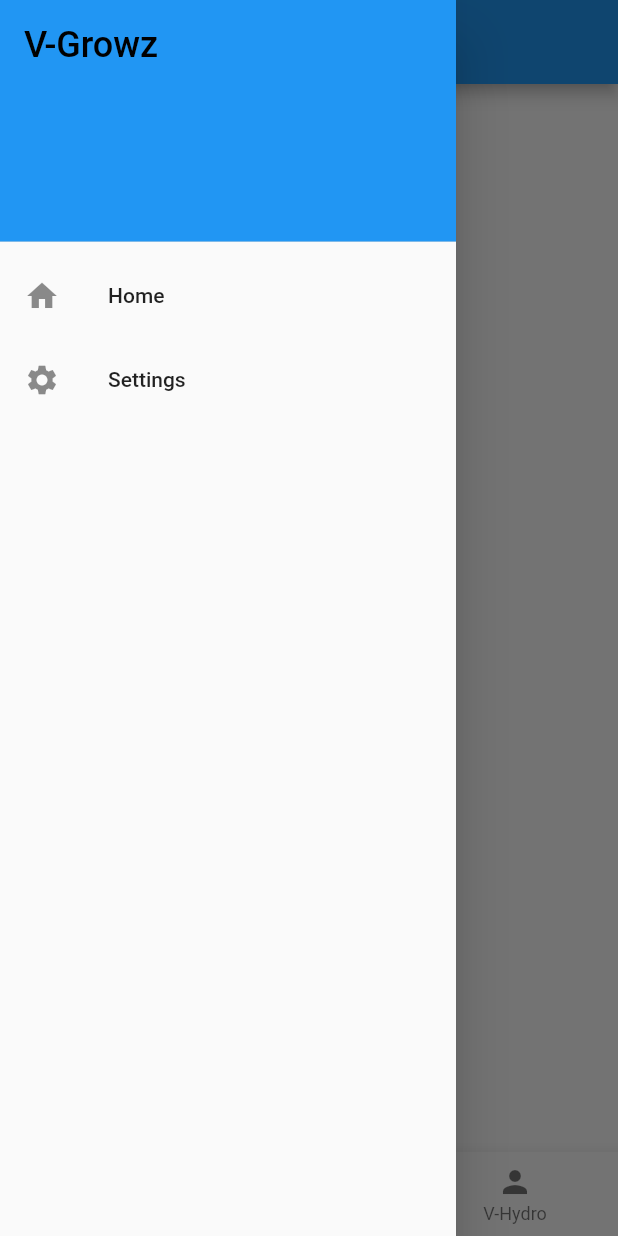
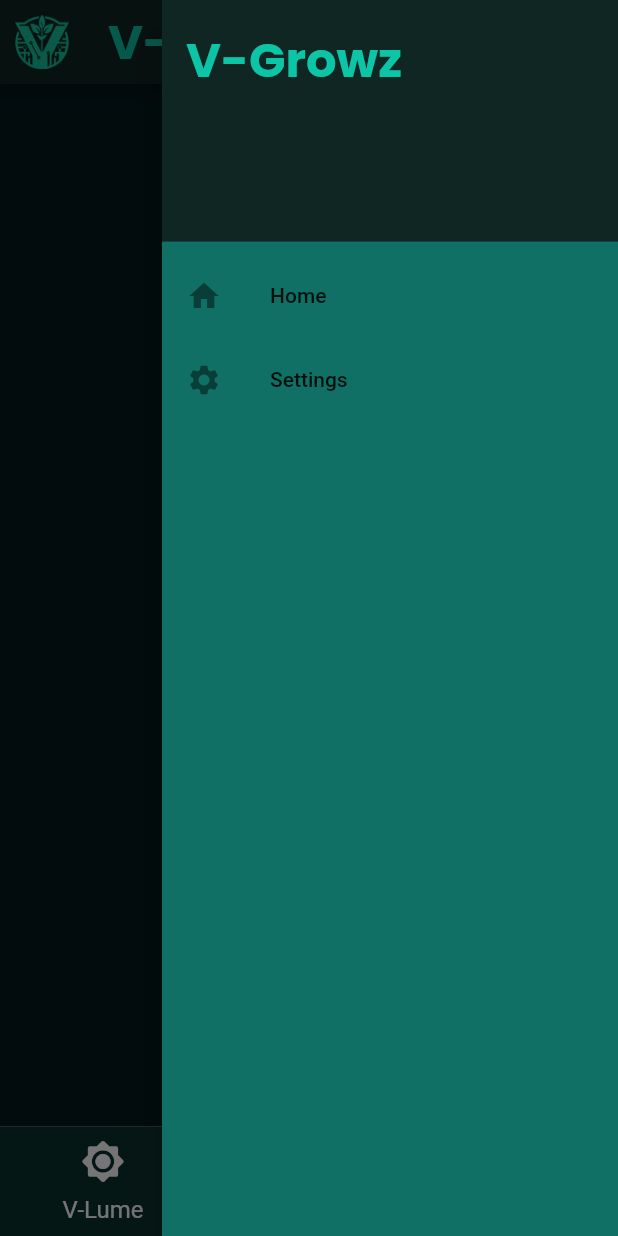
Before and after one commit to WidiAtmaja/vgrowz-p2mw, a Flutter app: the screen it shows after launch, with the side drawer open, on a phone screen of 412 x 824 dp. Run offline on Flutter 3.47's test engine with Material 2 defaults, Android fonts, the light colour scheme and no system bars; our stand-ins replace google_fonts.

Commit message:
Color and Theme

```diff
--- a/lib/components/drawer.dart
+++ b/lib/components/drawer.dart
@@ -1,22 +1,21 @@
 import 'package:flutter/material.dart';
+import 'package:vgrowz/utils/utils.dart';
 
 class DrawerDetail extends StatelessWidget {
   @override
   Widget build(BuildContext context) {
     return Drawer(
+      backgroundColor: AppColors.drawer,
       child: ListView(
         padding: EdgeInsets.zero,
         children: <Widget>[
           DrawerHeader(
             decoration: BoxDecoration(
-              color: Colors.blue,
+              color: AppColors.secondary,
             ),
             child: Text(
               'V-Growz',
-              style: TextStyle(
-                color: Colors.black,
-                fontSize: 24,
-              ),
+              style: TextStyles.heading1,
             ),
           ),
           ListTile(
--- a/lib/homepage.dart
+++ b/lib/homepage.dart
@@ -1,5 +1,6 @@
 import 'package:flutter/material.dart';
 import 'package:vgrowz/components/drawer.dart';
+import 'package:vgrowz/utils/utils.dart';
 import 'screens/vflow.dart';
 import 'screens/vhydro.dart';
 import 'screens/vlume.dart';
@@ -23,9 +24,22 @@ class _HomepageState extends State<Homepage> {
   Widget build(BuildContext context) {
     return Scaffold(
       appBar: AppBar(
-        title: Text('V-Growz'),
+        backgroundColor: AppColors.secondary,
+        iconTheme: IconThemeData(size: 40, color: AppColors.drawerIcon),
+        leading: Padding(
+          padding: const EdgeInsets.all(10.0),
+          child: Image.asset(
+            'assets/images/logo_vgrowz_putih.png',
+            height: 20,
+            width: 20,
+          ),
+        ),
+        title: Text(
+          'V-Growz',
+          style: TextStyles.heading1,
+        ),
       ),
-      drawer: DrawerDetail(),
+      endDrawer: DrawerDetail(),
       body: Center(
         child: body[_curentIndex],
       ),
@@ -36,10 +50,44 @@ class _HomepageState extends State<Homepage> {
             _curentIndex = newIndex;
           });
         },
+        iconSize: 30.0, // ukuran ikon
+        selectedFontSize: 16.0, // ukuran font label yang dipilih
+        unselectedFontSize: 14.0,
+        backgroundColor: AppColors.tertiary,
+        selectedItemColor: AppColors.white,
+        unselectedItemColor:
+            IconColors.primary, // ukuran font label yang tidak dipilih
         items: const [
-          BottomNavigationBarItem(label: 'V-Lume', icon: Icon(Icons.home)),
-          BottomNavigationBarItem(label: 'V-Flow', icon: Icon(Icons.menu)),
-          BottomNavigationBarItem(label: 'V-Hydro', icon: Icon(Icons.person)),
+          BottomNavigationBarItem(
+            label: 'V-Lume',
+            icon: Padding(
+              padding:
+                  EdgeInsets.only(bottom: 8.0), // Adjust the padding as needed
+              child: Icon(
+                Icons.brightness_7_rounded,
+              ),
+            ),
+          ),
+          BottomNavigationBarItem(
+            label: 'V-Flow',
+            icon: Padding(
+              padding:
+                  EdgeInsets.only(bottom: 8.0), // Adjust the padding as needed
+              child: Icon(
+                Icons.water_drop,
+              ),
+            ),
+          ),
+          BottomNavigationBarItem(
+            label: 'V-Hydro',
+            icon: Padding(
+              padding:
+                  EdgeInsets.only(bottom: 8.0), // Adjust the padding as needed
+              child: Icon(
+                Icons.water_sharp,
+              ),
+            ),
+          ),
         ],
       ),
     );
--- a/lib/screens/vflow.dart
+++ b/lib/screens/vflow.dart
@@ -1,6 +1,7 @@
 import 'package:flutter/material.dart';
 import 'package:provider/provider.dart';
 import '../providers/waterflowprovider.dart';
+import 'package:vgrowz/utils/utils.dart';
 
 class Vflow extends StatelessWidget {
   const Vflow({super.key});
@@ -10,10 +11,7 @@ class Vflow extends StatelessWidget {
     final waterFlowProvider = Provider.of<WaterFlowProvider>(context);
 
     return Scaffold(
-      appBar: AppBar(
-        title: const Text('Vflow Control'),
-        backgroundColor: Colors.blueAccent,
-      ),
+      backgroundColor: AppColors.primary,
       body: Padding(
         padding: const EdgeInsets.all(16.0),
         child: Column(
--- a/lib/screens/vhydro.dart
+++ b/lib/screens/vhydro.dart
@@ -1,4 +1,5 @@
 import 'package:flutter/material.dart';
+import 'package:vgrowz/utils/utils.dart';
 
 class Vhydro extends StatefulWidget {
   const Vhydro({super.key});
@@ -11,6 +12,7 @@ class _VhydroState extends State<Vhydro> {
   @override
   Widget build(BuildContext context) {
     return Scaffold(
+      backgroundColor: AppColors.primary,
       body: Center(
         child: Text('Ini vhydro'),
       ),
--- a/lib/screens/vlume.dart
+++ b/lib/screens/vlume.dart
@@ -1,4 +1,5 @@
 import 'package:flutter/material.dart';
+import 'package:vgrowz/utils/utils.dart';
 
 class Vlume extends StatefulWidget {
   const Vlume({super.key});
@@ -12,6 +13,7 @@ class _VlumeState extends State<Vlume> {
   @override
   Widget build(BuildContext context) {
     return Scaffold(
+      backgroundColor: AppColors.primary,
       body: Center(
         child: Text('Ini Vlume'),
       ),
--- /dev/null
+++ b/lib/utils/utils.dart
@@ -0,0 +1,40 @@
+import 'package:flutter/material.dart';
+import 'package:google_fonts/google_fonts.dart';
+
+class AppColors {
+  static const Color primary = Color.fromARGB(255, 5, 26, 29);
+  static const Color secondary = Color.fromARGB(255, 15, 38, 35);
+  static const Color tertiary = Color.fromARGB(255, 10, 51, 46);
+  static const Color drawer = Color.fromARGB(255, 17, 112, 101);
+  static const Color drawerIcon = Color.fromARGB(255, 23, 163, 107);
+  static const Color white = Color.fromARGB(255, 255, 255, 255);
+}
+
+class IconColors {
+  static const Color primary = Color.fromARGB(255, 12, 197, 166);
+}
+
+class TextColor {
+  static const Color primary = Color.fromARGB(255, 78, 222, 174);
+  static const Color secondary = Color.fromARGB(255, 49, 139, 153);
+}
+
+class TextStyles {
+  static final TextStyle heading1 = GoogleFonts.poppins(
+    fontSize: 32,
+    fontWeight: FontWeight.bold,
+    color: Color.fromARGB(255, 12, 197, 166),
+  );
+
+  static final TextStyle heading2 = GoogleFonts.poppins(
+    fontSize: 28,
+    fontWeight: FontWeight.bold,
+    color: TextColor.secondary,
+  );
+
+  static final TextStyle body = GoogleFonts.poppins(
+    fontSize: 16,
+    fontWeight: FontWeight.normal,
+    color: AppColors.white,
+  );
+}
--- a/pubspec.yaml
+++ b/pubspec.yaml
@@ -9,6 +9,7 @@ environment:
 dependencies:
   flutter:
     sdk: flutter
+  google_fonts: ^4.0.4
   provider: ^6.1.2
 
 dev_dependencies:
@@ -18,3 +19,8 @@ dev_dependencies:
 
 flutter:
   uses-material-design: true
+
+  assets:
+    - assets/images/icon_aplikasi.png
+    - assets/images/logo_vgrowz.png
+    - assets/images/logo_vgrowz_putih.png
```
Also changed, not shown: assets/images/icon_aplikasi.png (added), assets/images/logo_vgrowz.png (added), assets/images/logo_vgrowz_putih.png (added), pubspec.lock, 7 other files.
